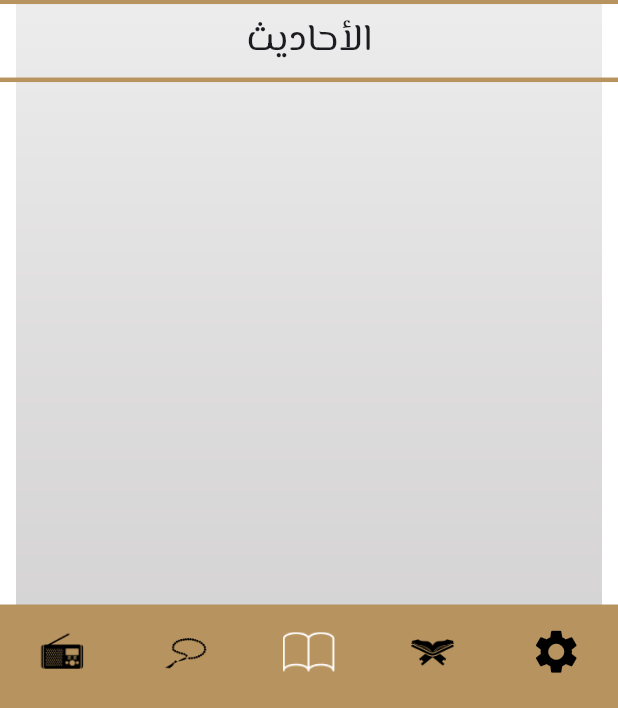
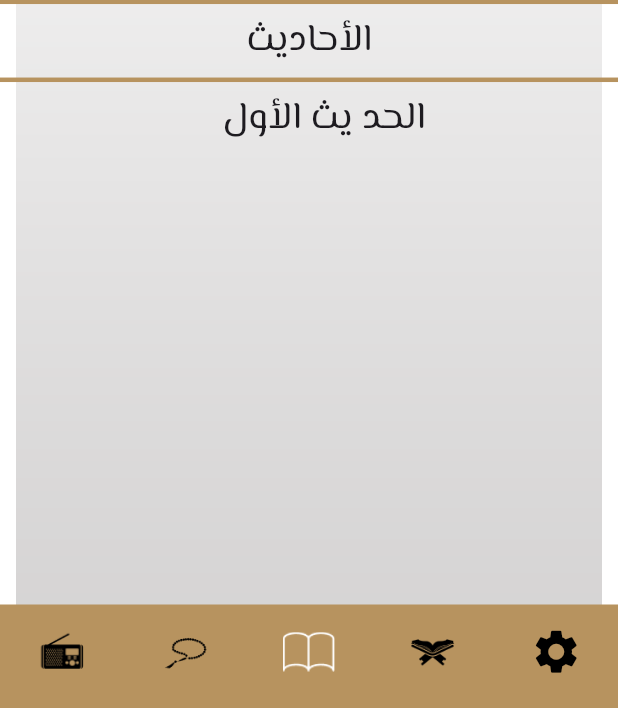
Before and after one commit to AhmedM81992/islami_c10_session_11, a Flutter app: the screen it shows after launch, item 3 of the bottom bar chosen, on a phone screen of 412 x 824 dp, the part 528-1236 px from its top. Run offline on Flutter 3.47's test engine with Material 3 defaults, Android fonts, the light colour scheme and no system bars; our stand-ins replace google_fonts.

Commit message:
Making of ahadeth_tab.dart model.

```diff
--- a/lib/home/tabs/ahadeth_tab.dart
+++ b/lib/home/tabs/ahadeth_tab.dart
@@ -1,11 +1,24 @@
 import 'package:flutter/material.dart';
+import 'package:flutter/services.dart';
 
-class AhadethTab extends StatelessWidget {
+import '../../models/hadeth_model.dart';
+
+class AhadethTab extends StatefulWidget {
   //static const String routeName = "MoshafPage";
-  const AhadethTab({super.key});
+  AhadethTab({super.key});
+
+  @override
+  State<AhadethTab> createState() => _AhadethTabState();
+}
+
+class _AhadethTabState extends State<AhadethTab> {
+  List<HadethModel> ahadethData = [];
 
   @override
   Widget build(BuildContext context) {
+    if (ahadethData.isEmpty) {
+      loadHadethFile();
+    }
     return Column(
       children: [
         Image.asset("assets/images/ahadeth_tab/ahadeth_logo.png"),
@@ -21,9 +34,38 @@ class AhadethTab extends StatelessWidget {
           thickness: 3,
           color: Color(0xFFB7935F),
         ),
+        Expanded(
+          child: ListView.builder(
+            itemBuilder: (context, index) {
+              return Text(
+                ahadethData[index].title,
+                textAlign: TextAlign.center,
+              );
+            },
+            itemCount: ahadethData.length,
+          ),
+        )
       ],
     );
   }
+
+  loadHadethFile() {
+    /*String hadethFile =
+      await rootBundle.loadString("assets/files/ahadeth/ahadeth.txt");*/
+    rootBundle
+        .loadString("assets/files/ahadeth/ahadeth.txt")
+        .then((hadethFile) {
+      List<String> ahadeth = hadethFile.split("#");
+
+      for (int i = 0; i < ahadeth.length; i++) {
+        String hadeth = ahadeth[i];
+        List<String> hadethLines = hadeth.split("\n");
+        String title = hadethLines[0];
+        hadethLines.removeAt(0);
+        List<String> hadethContent = hadethLines;
+        ahadethData.add(HadethModel(title: title, content: hadethContent));
+      }
+      setState(() {});
+    }); //we use this if we dont want to use await.
+  }
 }
-
-loadHadethFile() {}
--- /dev/null
+++ b/lib/models/hadeth_model.dart
@@ -0,0 +1,6 @@
+class HadethModel {
+  String title;
+  List<String> content;
+
+  HadethModel({required this.title, required this.content});
+}
```
